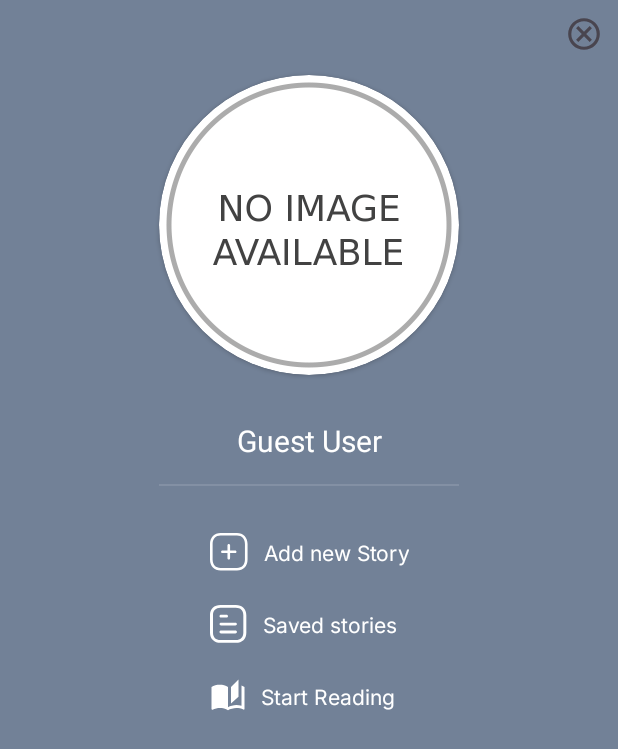
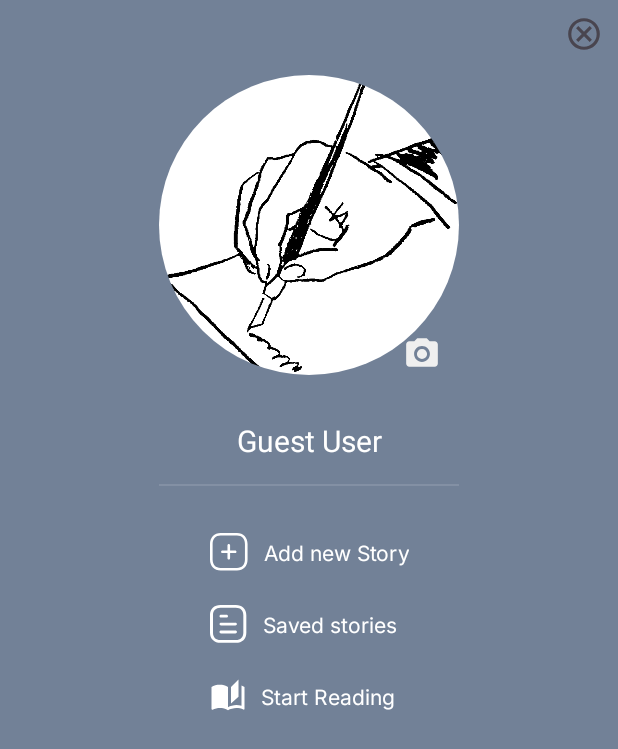
Before and after one commit to riteshbangal/BoimamaAndroidApp, an Android app: the ProfileActivity screen opened directly, with no data from a screen before it, on a phone screen of 412 x 824 dp. Shown: the top 749 px of the screen. Run offline under Robolectric (Android 15) with nearby library versions, the phone set to English and light mode, and no system bars; Roboto replaces fonts that are not available here.

Commit message:
Implement upload image icon

```diff
--- /dev/null
+++ b/app/src/main/res/drawable/camera_icon.xml
@@ -0,0 +1,6 @@
+<vector android:height="24dp" android:tint="#000000"
+    android:viewportHeight="24" android:viewportWidth="24"
+    android:width="24dp" xmlns:android="http://schemas.android.com/apk/res/android">
+    <path android:fillColor="@android:color/white" android:pathData="M12,12m-3.2,0a3.2,3.2 0,1 1,6.4 0a3.2,3.2 0,1 1,-6.4 0"/>
+    <path android:fillColor="@android:color/white" android:pathData="M9,2L7.17,4L4,4c-1.1,0 -2,0.9 -2,2v12c0,1.1 0.9,2 2,2h16c1.1,0 2,-0.9 2,-2L22,6c0,-1.1 -0.9,-2 -2,-2h-3.17L15,2L9,2zM12,17c-2.76,0 -5,-2.24 -5,-5s2.24,-5 5,-5 5,2.24 5,5 -2.24,5 -5,5z"/>
+</vector>
--- a/app/src/main/res/layout/activity_guest_login.xml
+++ b/app/src/main/res/layout/activity_guest_login.xml
@@ -83,7 +83,8 @@
         android:textColor="@color/black"
         app:layout_constraintEnd_toEndOf="@+id/buttonGuestUser"
         app:layout_constraintStart_toStartOf="@+id/buttonGuestUser"
-        app:layout_constraintTop_toBottomOf="@+id/buttonGuestUser" />
+        app:layout_constraintTop_toBottomOf="@+id/buttonGuestUser"
+        android:visibility="invisible" />
 
     <Button
         android:id="@+id/buttonLogin"
@@ -101,7 +102,8 @@
         app:layout_constraintStart_toStartOf="@+id/textViewForAlreadyUser"
         app:layout_constraintTop_toBottomOf="@+id/textViewForAlreadyUser"
         app:strokeColor="@color/app_dark_grey"
-        app:strokeWidth="2dp" />
+        app:strokeWidth="2dp"
+        android:visibility="invisible"/>
 
     <TextView
         android:id="@+id/appDesignerText"
--- a/app/src/main/res/layout/activity_profile.xml
+++ b/app/src/main/res/layout/activity_profile.xml
@@ -22,22 +22,55 @@
         app:layout_constraintStart_toStartOf="parent"
         app:layout_constraintTop_toTopOf="parent" />
 
+
     <androidx.cardview.widget.CardView
-        android:id="@+id/cardViewProfileImage"
+        android:id="@+id/cardViewProfileImageContainer"
         android:layout_width="200dp"
         android:layout_height="200dp"
         android:layout_marginTop="50dp"
-        app:cardCornerRadius="100dp"
+        android:backgroundTint="@android:color/transparent"
+        app:cardCornerRadius="0dp"
+        app:cardElevation="0dp"
         app:layout_constraintEnd_toEndOf="parent"
         app:layout_constraintStart_toStartOf="parent"
         app:layout_constraintTop_toTopOf="parent">
 
-        <ImageView
-            android:id="@+id/imageViewProfileImage"
+        <RelativeLayout
             android:layout_width="match_parent"
-            android:layout_height="match_parent"
-            android:scaleType="centerCrop"
-            app:srcCompat="@drawable/no_image" />
+            android:layout_height="match_parent">
+
+            <ImageView
+                android:id="@+id/imageViewEditIcon"
+                android:layout_width="25dp"
+                android:layout_height="25dp"
+                android:layout_alignParentEnd="true"
+                android:layout_alignParentBottom="true"
+                android:layout_gravity="bottom|end"
+                android:layout_marginEnd="12dp"
+                android:layout_marginBottom="1dp"
+                android:forceHasOverlappingRendering="true"
+                android:src="@drawable/camera_icon"
+                android:tint="@color/app_light_grey" />
+
+            <androidx.cardview.widget.CardView
+                android:id="@+id/cardViewProfileImage"
+                android:layout_width="match_parent"
+                android:layout_height="match_parent"
+                app:cardCornerRadius="100dp"
+                app:cardElevation="0dp"
+                android:backgroundTint="@android:color/transparent"
+                app:borderWidth="0dp"
+                app:shapeAppearanceOverlay="@style/round">
+
+                <ImageView
+                    android:id="@+id/imageViewProfileImage"
+                    android:layout_width="match_parent"
+                    android:layout_height="match_parent"
+                    android:scaleType="centerCrop"
+                    app:srcCompat="@drawable/author" />
+            </androidx.cardview.widget.CardView>
+
+        </RelativeLayout>
 
     </androidx.cardview.widget.CardView>
 
@@ -50,9 +83,9 @@
         android:text="@string/textViewUserDisplayName"
         android:textColor="@color/white"
         android:textSize="20sp"
-        app:layout_constraintEnd_toEndOf="@+id/cardViewProfileImage"
-        app:layout_constraintStart_toStartOf="@+id/cardViewProfileImage"
-        app:layout_constraintTop_toBottomOf="@+id/cardViewProfileImage" />
+        app:layout_constraintEnd_toEndOf="@+id/cardViewProfileImageContainer"
+        app:layout_constraintStart_toStartOf="@+id/cardViewProfileImageContainer"
+        app:layout_constraintTop_toBottomOf="@+id/cardViewProfileImageContainer" />
 
     <View
         android:id="@+id/dividerProfileCard"
@@ -61,16 +94,16 @@
         android:layout_marginTop="15dp"
         android:background="?android:attr/listDivider"
         android:backgroundTint="@color/white"
-        app:layout_constraintEnd_toEndOf="@+id/cardViewProfileImage"
-        app:layout_constraintStart_toStartOf="@+id/cardViewProfileImage"
+        app:layout_constraintEnd_toEndOf="@+id/cardViewProfileImageContainer"
+        app:layout_constraintStart_toStartOf="@+id/cardViewProfileImageContainer"
         app:layout_constraintTop_toBottomOf="@+id/textViewUserDisplayName" />
 
     <LinearLayout
         android:layout_width="wrap_content"
         android:layout_height="wrap_content"
         android:orientation="vertical"
-        app:layout_constraintEnd_toEndOf="@+id/cardViewProfileImage"
-        app:layout_constraintStart_toStartOf="@+id/cardViewProfileImage"
+        app:layout_constraintEnd_toEndOf="@+id/cardViewProfileImageContainer"
+        app:layout_constraintStart_toStartOf="@+id/cardViewProfileImageContainer"
         app:layout_constraintTop_toBottomOf="@+id/dividerProfileCard">
 
         <androidx.appcompat.widget.AppCompatButton
```
Also changed, not shown: app/src/main/java/in/boimama/app/android/SplashActivity.java (+16 -5 lines), app/src/main/java/in/boimama/app/android/authentication/GuestLoginActivity.java (+4 -3 lines), app/src/main/java/in/boimama/app/android/model/UserDataModel.java (added, +56 -0 lines), 2 other files.
